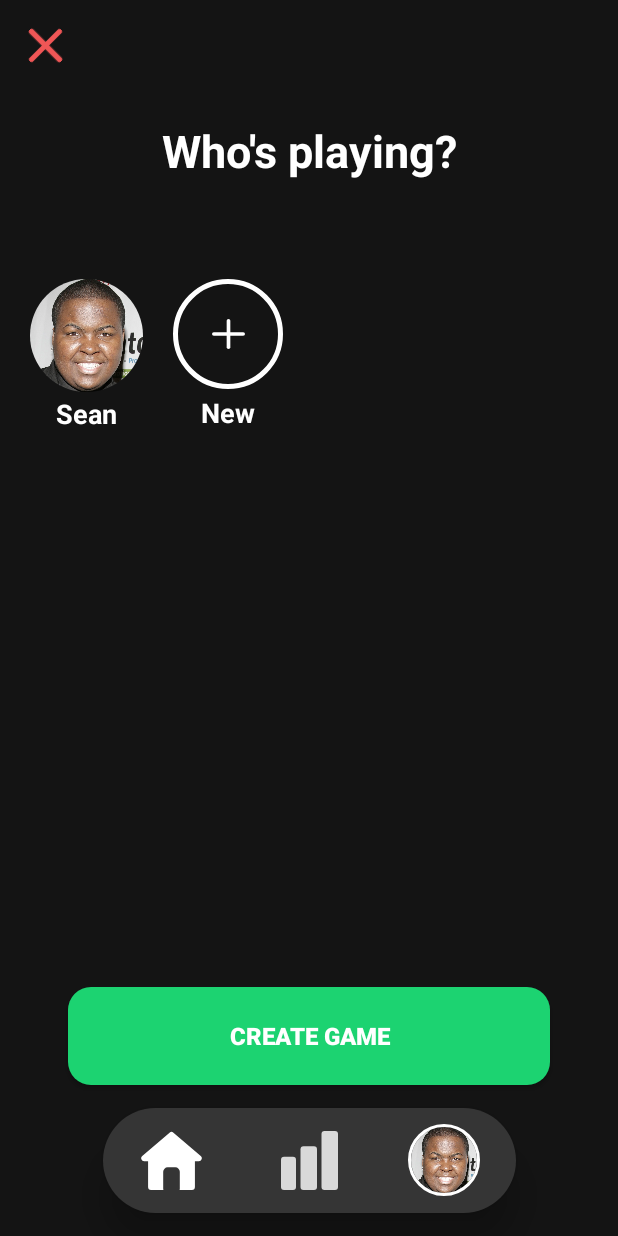
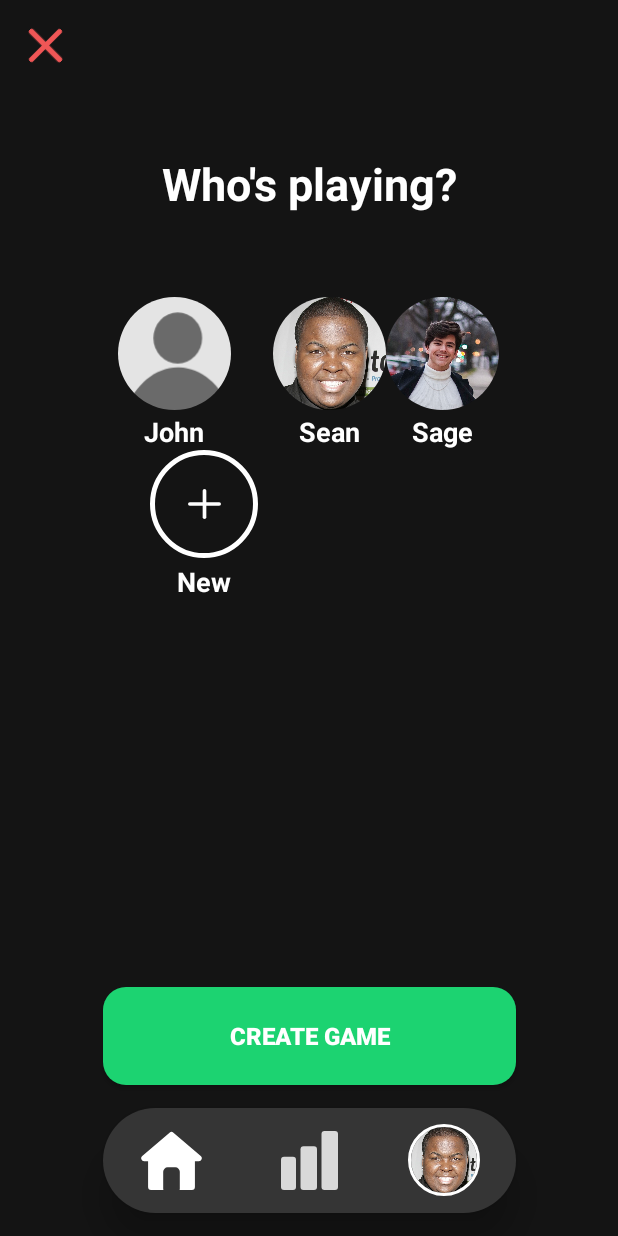
Before and after one commit to Jogira/Putt-Putt-Scorecard-Android-App, an Android app: the screen it shows after launch (AddPlayersActivity), after a tap on "Start a new game", on a phone screen of 412 x 824 dp. Run offline under Robolectric (Android 15) with nearby library versions, the phone set to English and light mode, and no system bars; our stand-ins replace CircleImageView.

Commit message:
-player profile views can now be dynamically created and added to the Add Player page

```diff
--- a/app/build.gradle
+++ b/app/build.gradle
@@ -28,6 +28,7 @@ dependencies {
     implementation 'androidx.constraintlayout:constraintlayout:1.1.3'
     implementation 'androidx.recyclerview:recyclerview:1.1.0'
     implementation 'com.google.android.material:material:1.3.0'
+    implementation 'androidx.gridlayout:gridlayout:1.0.0'
     testImplementation 'junit:junit:4.12'
     androidTestImplementation 'androidx.test.ext:junit:1.1.1'
     androidTestImplementation 'androidx.test.espresso:espresso-core:3.2.0'
--- a/app/src/main/java/com/example/minigolfapp/AddPlayersActivity.java
+++ b/app/src/main/java/com/example/minigolfapp/AddPlayersActivity.java
@@ -3,43 +3,43 @@ package com.example.minigolfapp;
 import android.content.Intent;
 import android.os.Bundle;
 import android.view.View;
+import android.view.ViewGroup;
+import android.view.ViewTreeObserver;
 import android.widget.Button;
+import android.widget.GridView;
 import android.widget.ImageButton;
+import android.widget.LinearLayout;
+import android.widget.ScrollView;
+import android.widget.TableLayout;
+import android.widget.TextView;
 
 import androidx.appcompat.app.AppCompatActivity;
+import androidx.gridlayout.widget.GridLayout;
+
+import java.util.ArrayList;
 
 import de.hdodenhof.circleimageview.CircleImageView;
 
 
-public class AddPlayersActivity extends AppCompatActivity
-{
-        private Button backX;
-        private Button createGame;
-        private CircleImageView player1;
-        private ImageButton player2;
-        private ImageButton player3;
-        private ImageButton player4;
-        private ImageButton player5;
-        private ImageButton additionalPlayers;
-        private ImageButton home;
-        private ImageButton statsPage;
-        private CircleImageView settingsPage;
-        private boolean flipped = false;
+public class AddPlayersActivity extends AppCompatActivity {
+
+        private GridLayout playerSelectionContentView;
+        private ArrayList<Boolean> flipped = new ArrayList<>();
         private Game thisGame;
-
 
         @Override
         protected void onCreate(Bundle savedInstanceState) {
                 super.onCreate(savedInstanceState);
                 setContentView(R.layout.add_players);
 
-                backX = findViewById(R.id.backX);
-                createGame = findViewById(R.id.createGameButton);
-                player1 = findViewById(R.id.player1Slot);
-                additionalPlayers = findViewById(R.id.newPlayerButton);
-                home = findViewById(R.id.homePageButton);
-                statsPage = findViewById(R.id.statsPageButton);
-                settingsPage = findViewById(R.id.settingsPageButton);
+                Button backX = findViewById(R.id.backX);
+                Button createGame = findViewById(R.id.createGameButton);
+              //  player1 = findViewById(R.id.player1Slot);
+                ImageButton additionalPlayers = findViewById(R.id.newPlayerButton);
+                ImageButton home = findViewById(R.id.homePageButton);
+                ImageButton statsPage = findViewById(R.id.statsPageButton);
+                CircleImageView settingsPage = findViewById(R.id.settingsPageButton);
+                playerSelectionContentView = findViewById(R.id.playerSelectionContentView);
 
                 backX.setOnClickListener(new View.OnClickListener() {
                         @Override
@@ -56,12 +56,12 @@ public class AddPlayersActivity extends AppCompatActivity
                         }
                 });
 
-                player1.setOnClickListener(new View.OnClickListener() {
-                        @Override
-                        public void onClick(View view) {
-                                flipPlayerIcon();
-                        }
-                });
+//                player1.setOnClickListener(new View.OnClickListener() {
+//                        @Override
+//                        public void onClick(View view) {
+//                                flipPlayerIcon();
+//                        }
+//                });
 
                 home.setOnClickListener(new View.OnClickListener() {
                         @Override
@@ -83,8 +83,10 @@ public class AddPlayersActivity extends AppCompatActivity
                                 toSettingsPage();
                         }
                 });
+                populateProfileView();
+        }
 
-        }
+
 
         private void goBackPage(){
                 Intent homePage = new Intent(this, MainActivity.class);
@@ -111,21 +113,46 @@ public class AddPlayersActivity extends AppCompatActivity
         }
 
         //create and add profile views dynamically from saved profiles
+        //currently creates views from DEMO profiles made in MainActivity
         private void populateProfileView(){
+                LinearLayout.LayoutParams params = new LinearLayout.LayoutParams(ViewGroup.LayoutParams.WRAP_CONTENT, ViewGroup.LayoutParams.WRAP_CONTENT);
+                params.setMargins(75, 0, 75, 45);
+                playerSelectionContentView.setColumnCount(3);
+                int index = 0;
+
                 for(Player p : Player.players){
+                        View exampleProfile = View.inflate(this, R.layout.player_profile_view, null);
+                        TextView nameView = exampleProfile.findViewById(R.id.playerNameView);
+                        final CircleImageView profilePictureView = exampleProfile.findViewById(R.id.playerImageView);
+                        nameView.setText(p.getName());
+                        profilePictureView.setImageDrawable(p.getPlayerProfileImage());
 
+                        profilePictureView.setTag(index);
+                        profilePictureView.setOnClickListener(new View.OnClickListener() {
+                                @Override
+                                public void onClick(View view) {
+                                        flipPlayerIcon((CircleImageView) view);
+                                }
+                        });
+                        playerSelectionContentView.addView(exampleProfile, index, params);
+                        flipped.add(false);
+                        index++;
                 }
+
+
         }
 
 
-        private void flipPlayerIcon(){
-                if (!flipped) {
-                        player1.setImageResource(R.drawable.ic_checked_profile);
-                        flipped = true;
+        private void flipPlayerIcon(CircleImageView v){
+                int buttonIndex = (int)v.getTag();
+
+                if (!flipped.get(buttonIndex)) {
+                        v.setImageResource(R.drawable.ic_checked_profile);
+                        flipped.set(buttonIndex, true);
                 }
                 else {
-                        player1.setImageResource(R.drawable.sean_kingston_profile);
-                        flipped = false;
+                        v.setImageDrawable(Player.players.get(buttonIndex).getPlayerProfileImage());
+                        flipped.set(buttonIndex, false);
                 }
         }
 }
--- a/app/src/main/java/com/example/minigolfapp/MainActivity.java
+++ b/app/src/main/java/com/example/minigolfapp/MainActivity.java
@@ -126,12 +126,19 @@ public class MainActivity extends AppCompatActivity {
     //just for demo purposes until we have save functionality
     public void createDefaultPlayers(){
         Drawable profileImage = getDrawable(R.drawable.sean_kingston_profile);
-        String playerName = "Sean Kingston";
+        String playerName = "Sean";
         Player sean = new Player(playerName, profileImage);
 
         Drawable profileImage2 = getDrawable(R.drawable.sage_thompson_profile);
-        String playerName2 = "Sean Kingston";
+        String playerName2 = "Sage";
         Player sage = new Player(playerName2, profileImage2);
+
+        for(int i = 0; i < 1; i++) {
+            Drawable image = getDrawable(R.drawable.ic_person);
+            String name = "John";
+            Player player = new Player(name, image);
+            Player.players.add(player);
+        }
 
         Player.players.add(sean);
         Player.players.add(sage);
--- /dev/null
+++ b/app/src/main/res/drawable/ic_person.xml
@@ -0,0 +1,6 @@
+<vector android:height="72dp" android:viewportHeight="73"
+    android:viewportWidth="85" android:width="80dp" xmlns:android="http://schemas.android.com/apk/res/android">
+    <path android:fillColor="#e4e4e4" android:pathData="M0,0h89v83h-89z"/>
+    <path android:fillColor="#6a6a6a" android:pathData="M45.356,45.506c15.178,0.319 28.288,11.332 34.779,27.309 -7.517,5.021 -20.828,8.357 -36,8.357 -14.608,-0 -27.493,-3.095 -35.139,-7.808 6.479,-16.447 19.929,-27.774 35.488,-27.865Q44.924,45.501 45.356,45.506Z"/>
+    <path android:fillColor="#6a6a6a" android:pathData="M44.5,26.5m-16.5,0a16.5,16.5 0,1 1,33 0a16.5,16.5 0,1 1,-33 0"/>
+</vector>
--- a/app/src/main/res/layout/add_players.xml
+++ b/app/src/main/res/layout/add_players.xml
@@ -64,14 +64,15 @@
         android:id="@+id/whoIsPlayingText"
         android:layout_width="wrap_content"
         android:layout_height="wrap_content"
-        android:layout_marginTop="80dp"
         android:text="Who's playing?"
         android:textColor="#FFFFFF"
         android:textSize="30sp"
         android:textStyle="bold"
+        app:layout_constraintBottom_toBottomOf="parent"
         app:layout_constraintEnd_toEndOf="parent"
         app:layout_constraintStart_toStartOf="parent"
-        app:layout_constraintTop_toTopOf="parent" />
+        app:layout_constraintTop_toTopOf="parent"
+        app:layout_constraintVertical_bias="0.13" />
 
     <Button
         android:id="@+id/backX"
@@ -93,89 +94,59 @@
         android:id="@+id/playerSelectionScrollView"
         android:layout_width="0dp"
         android:layout_height="0dp"
-        android:layout_marginStart="10dp"
-        android:layout_marginTop="65dp"
-        android:layout_marginEnd="10dp"
+        android:layout_marginStart="5dp"
+        android:layout_marginTop="15dp"
+        android:layout_marginEnd="5dp"
         android:layout_marginBottom="10dp"
+        android:fadingEdge="horizontal"
         app:layout_constraintBottom_toTopOf="@+id/createGameButton"
         app:layout_constraintEnd_toEndOf="parent"
         app:layout_constraintStart_toStartOf="parent"
         app:layout_constraintTop_toBottomOf="@+id/whoIsPlayingText">
 
-        <LinearLayout
-            android:layout_width="match_parent"
-            android:layout_height="wrap_content"
-            android:gravity="center_vertical"
-            android:orientation="horizontal"
-            android:paddingStart="10dp"
-            android:paddingEnd="10dp"
-            android:paddingBottom="5dp">
+        <androidx.gridlayout.widget.GridLayout
+            android:id="@+id/playerSelectionContentView"
+            android:layout_width="wrap_content"
+            android:layout_height="match_parent"
+            android:layout_gravity="center_horizontal|top|center_vertical"
+            android:layout_marginTop="40dp"
+            android:foregroundGravity="center_horizontal">
 
             <LinearLayout
-                android:id="@+id/playerOneView"
-                android:layout_width="wrap_content"
-                android:layout_height="wrap_content"
-                android:layout_marginEnd="20dp"
-                android:gravity="center_horizontal"
-                android:orientation="vertical">
-
-                <de.hdodenhof.circleimageview.CircleImageView
-                    android:id="@+id/player1Slot"
-                    android:layout_width="75dp"
-                    android:layout_height="75dp"
-                    android:src="@drawable/sean_kingston_profile"
-                    tools:srcCompat="@android:drawable/list_selector_background" />
-
-                <TextView
-                    android:id="@+id/player1Name"
-                    android:layout_width="wrap_content"
-                    android:layout_height="wrap_content"
-                    android:layout_marginTop="2dp"
-                    android:text="Sean"
-                    android:textAlignment="center"
-                    android:textColor="#FFFFFF"
-                    android:textSize="18sp"
-                    android:textStyle="bold" />
-            </LinearLayout>
-
-            <LinearLayout
-                android:id="@+id/newPlayerView"
-                android:layout_width="wrap_content"
+                android:id="@+id/newPlayerButtonView"
+                android:layout_width="match_parent"
                 android:layout_height="match_parent"
-                android:gravity="center_horizontal|center_vertical"
+                android:layout_marginStart="21dp"
+                android:layout_marginEnd="10dp"
                 android:orientation="vertical">
 
                 <ImageButton
                     android:id="@+id/newPlayerButton"
-                    style="@style/Widget.AppCompat.ImageButton"
-                    android:layout_width="73dp"
-                    android:layout_height="73dp"
+                    android:layout_width="72dp"
+                    android:layout_height="72dp"
                     android:background="@drawable/circle"
-                    android:contentDescription="TODO"
-                    android:scaleType="center"
                     app:srcCompat="@drawable/ic_add" />
 
                 <TextView
-                    android:id="@+id/newPlayerTitle"
-                    android:layout_width="wrap_content"
+                    android:id="@+id/newPlayerButtonText"
+                    android:layout_width="match_parent"
                     android:layout_height="wrap_content"
                     android:layout_marginTop="3dp"
                     android:text="New"
                     android:textAlignment="center"
                     android:textColor="#ffffff"
-                    android:textSize="18sp"
+                    android:textSize="18dp"
                     android:textStyle="bold" />
             </LinearLayout>
-
-        </LinearLayout>
+        </androidx.gridlayout.widget.GridLayout>
     </ScrollView>
 
     <Button
         android:id="@+id/createGameButton"
-        android:layout_width="0dp"
+        android:layout_width="275dp"
         android:layout_height="65dp"
-        android:layout_marginStart="45dp"
-        android:layout_marginEnd="45dp"
+        android:layout_marginStart="5dp"
+        android:layout_marginEnd="5dp"
         android:layout_marginBottom="15dp"
         android:background="@drawable/rounded_background"
         android:fontFamily="sans-serif-medium"
--- /dev/null
+++ b/app/src/main/res/layout/player_profile_view.xml
@@ -0,0 +1,32 @@
+<?xml version="1.0" encoding="utf-8"?>
+<androidx.appcompat.widget.LinearLayoutCompat xmlns:android="http://schemas.android.com/apk/res/android"
+    xmlns:app="http://schemas.android.com/apk/res-auto"
+    android:layout_width="wrap_content"
+    android:layout_height="wrap_content"
+
+
+    android:layout_centerHorizontal="true"
+    android:layout_marginEnd="20dp"
+    android:background="#00FFFFFF"
+    android:gravity="center_horizontal"
+    android:orientation="vertical"
+    app:layout_anchorGravity="center_horizontal">
+
+    <de.hdodenhof.circleimageview.CircleImageView
+        android:id="@+id/playerImageView"
+        android:layout_width="75dp"
+        android:layout_height="75dp"
+        android:src="@android:drawable/sym_def_app_icon" />
+
+    <TextView
+        android:id="@+id/playerNameView"
+        android:layout_width="wrap_content"
+        android:layout_height="wrap_content"
+        android:layout_marginTop="2dp"
+        android:text="Name"
+        android:textAlignment="center"
+        android:textColor="#FFFFFF"
+        android:textSize="18sp"
+        android:textStyle="bold" />
+
+</androidx.appcompat.widget.LinearLayoutCompat>
```
